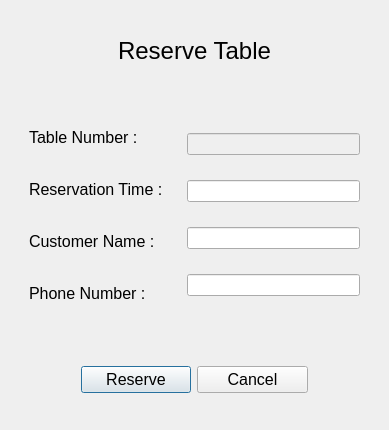
Old version of the form ui/reserve.ui in the repository sriv95/Restaurant-Management.
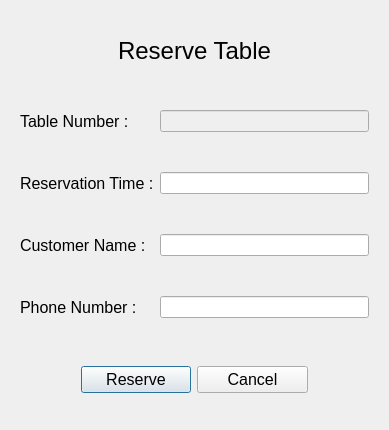
New version of the form.

```diff
--- a/ui/reserve.ui
+++ b/ui/reserve.ui
@@ -28,11 +28,11 @@
    </item>
    <item>
     <widget class="QWidget" name="widget" native="true">
-     <layout class="QHBoxLayout" name="horizontalLayout_2">
-      <item>
-       <widget class="QWidget" name="widget_5" native="true">
-        <layout class="QVBoxLayout" name="verticalLayout_3">
-         <item>
+     <layout class="QGridLayout" name="gridLayout">
+      <property name="verticalSpacing">
+       <number>35</number>
+      </property>
+      <item row="0" column="0">
           <widget class="QLabel" name="label_2">
            <property name="font">
             <font>
@@ -44,7 +44,14 @@
            </property>
           </widget>
          </item>
-         <item>
+      <item row="0" column="1">
+       <widget class="QLineEdit" name="TableNum">
+        <property name="enabled">
+         <bool>false</bool>
+        </property>
+       </widget>
+      </item>
+      <item row="1" column="0">
           <widget class="QLabel" name="label_3">
            <property name="font">
             <font>
@@ -56,7 +63,10 @@
            </property>
           </widget>
          </item>
-         <item>
+      <item row="1" column="1">
+       <widget class="QLineEdit" name="ReservationTime"/>
+      </item>
+      <item row="2" column="0">
           <widget class="QLabel" name="label_4">
            <property name="font">
             <font>
@@ -68,7 +78,10 @@
            </property>
           </widget>
          </item>
-         <item>
+      <item row="2" column="1">
+       <widget class="QLineEdit" name="CustomerName"/>
+      </item>
+      <item row="3" column="0">
           <widget class="QLabel" name="label_5">
            <property name="font">
             <font>
@@ -80,30 +93,8 @@
            </property>
           </widget>
          </item>
-        </layout>
-       </widget>
-      </item>
-      <item>
-       <widget class="QWidget" name="widget_6" native="true">
-        <layout class="QVBoxLayout" name="verticalLayout_4">
-         <item>
-          <widget class="QLineEdit" name="TableNum">
-           <property name="enabled">
-            <bool>false</bool>
-           </property>
-          </widget>
-         </item>
-         <item>
-          <widget class="QLineEdit" name="ReservationTime"/>
-         </item>
-         <item>
-          <widget class="QLineEdit" name="CustomerName"/>
-         </item>
-         <item>
+      <item row="3" column="1">
           <widget class="QLineEdit" name="PhoneNum"/>
-         </item>
-        </layout>
-       </widget>
       </item>
      </layout>
     </widget>
```
Lines whose indentation alone changed are shown as unchanged.
